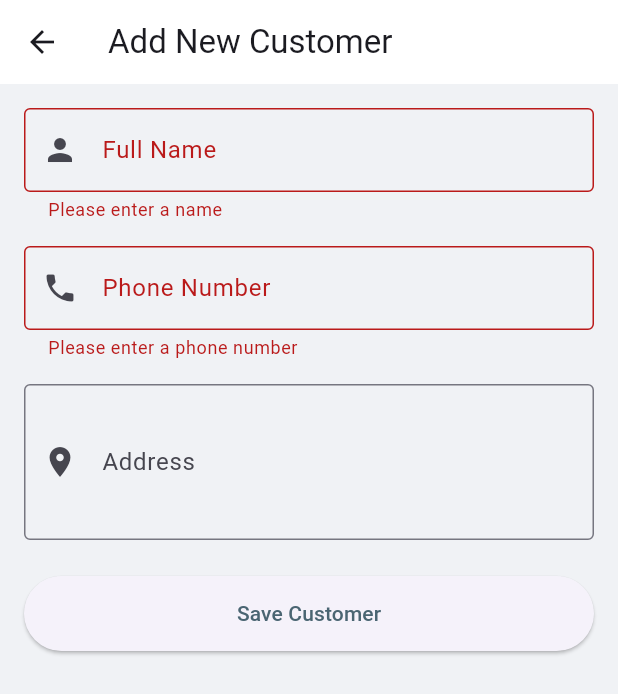
After one commit to ArasuRever/pledge-loan-mobile, a Flutter app: the AddCustomerPage screen opened directly, after a tap on "Save Customer", on a phone screen of 412 x 824 dp. The commit adds this screen. Shown: the top 694 px of the screen. Run offline on Flutter 3.47's test engine with Material 3 defaults, Android fonts, the phone set to English and light mode, and no system bars; our stand-ins replace shared_preferences; missing offline and left inert: jwt_decode; accounts and stored records are empty.

Commit message:
Add customer option enabled

```diff
--- /dev/null
+++ b/lib/pages/add_customer_page.dart
@@ -0,0 +1,140 @@
+// lib/pages/add_customer_page.dart
+import 'package:flutter/material.dart';
+import 'package:pledge_loan_mobile/services/api_service.dart';
+
+class AddCustomerPage extends StatefulWidget {
+  const AddCustomerPage({super.key});
+
+  @override
+  State<AddCustomerPage> createState() => _AddCustomerPageState();
+}
+
+class _AddCustomerPageState extends State<AddCustomerPage> {
+  final _formKey = GlobalKey<FormState>();
+  final _apiService = ApiService();
+
+  final _nameController = TextEditingController();
+  final _phoneController = TextEditingController();
+  final _addressController = TextEditingController();
+
+  bool _isLoading = false;
+  String? _errorMessage;
+
+  Future<void> _submitCustomer() async {
+    if (!_formKey.currentState!.validate()) {
+      return; // Form is invalid
+    }
+
+    setState(() {
+      _isLoading = true;
+      _errorMessage = null;
+    });
+
+    try {
+      await _apiService.addCustomer(
+        name: _nameController.text,
+        phoneNumber: _phoneController.text,
+        address: _addressController.text,
+      );
+
+      if (mounted) {
+        ScaffoldMessenger.of(context).showSnackBar(
+          const SnackBar(
+            content: Text('Customer added successfully!'),
+            backgroundColor: Colors.green,
+          ),
+        );
+        // Pop the page and send 'true' back to signal a refresh
+        Navigator.of(context).pop(true);
+      }
+    } catch (e) {
+      setState(() {
+        _errorMessage = e.toString();
+        _isLoading = false;
+      });
+    }
+  }
+
+  @override
+  void dispose() {
+    _nameController.dispose();
+    _phoneController.dispose();
+    _addressController.dispose();
+    super.dispose();
+  }
+
+  @override
+  Widget build(BuildContext context) {
+    return Scaffold(
+      appBar: AppBar(
+        title: const Text('Add New Customer'),
+      ),
+      body: Form(
+        key: _formKey,
+        child: ListView(
+          padding: const EdgeInsets.all(16.0),
+          children: [
+            TextFormField(
+              controller: _nameController,
+              decoration: const InputDecoration(
+                labelText: 'Full Name',
+                border: OutlineInputBorder(),
+                prefixIcon: Icon(Icons.person),
+              ),
+              validator: (value) {
+                if (value == null || value.isEmpty) {
+                  return 'Please enter a name';
+                }
+                return null;
+              },
+            ),
+            const SizedBox(height: 16),
+            TextFormField(
+              controller: _phoneController,
+              decoration: const InputDecoration(
+                labelText: 'Phone Number',
+                border: OutlineInputBorder(),
+                prefixIcon: Icon(Icons.phone),
+              ),
+              keyboardType: TextInputType.phone,
+              validator: (value) {
+                if (value == null || value.isEmpty) {
+                  return 'Please enter a phone number';
+                }
+                return null;
+              },
+            ),
+            const SizedBox(height: 16),
+            TextFormField(
+              controller: _addressController,
+              decoration: const InputDecoration(
+                labelText: 'Address',
+                border: OutlineInputBorder(),
+                prefixIcon: Icon(Icons.location_on),
+              ),
+              maxLines: 3,
+            ),
+            const SizedBox(height: 24),
+            if (_errorMessage != null)
+              Padding(
+                padding: const EdgeInsets.only(bottom: 16.0),
+                child: Text(
+                  _errorMessage!,
+                  style: TextStyle(color: Theme.of(context).colorScheme.error),
+                ),
+              ),
+            ElevatedButton(
+              onPressed: _isLoading ? null : _submitCustomer,
+              style: ElevatedButton.styleFrom(
+                minimumSize: const Size(double.infinity, 50),
+              ),
+              child: _isLoading
+                  ? const CircularProgressIndicator(color: Colors.white)
+                  : const Text('Save Customer'),
+            ),
+          ],
+        ),
+      ),
+    );
+  }
+}
```
Also changed, not shown: lib/main_scaffold.dart (+21 -18 lines), lib/pages/customers_page.dart (+54 -30 lines), lib/services/api_service.dart (+134 -95 lines).
